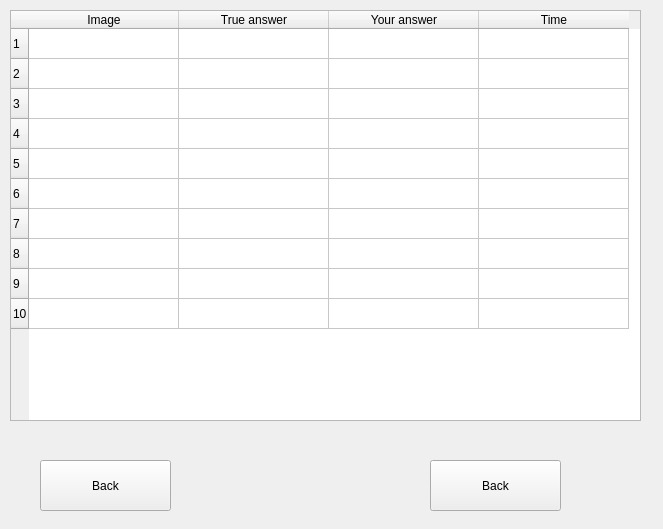
Old version of the form Interface/AfterFirstInterface.ui in the repository MichailKon/EmotionTrainer.
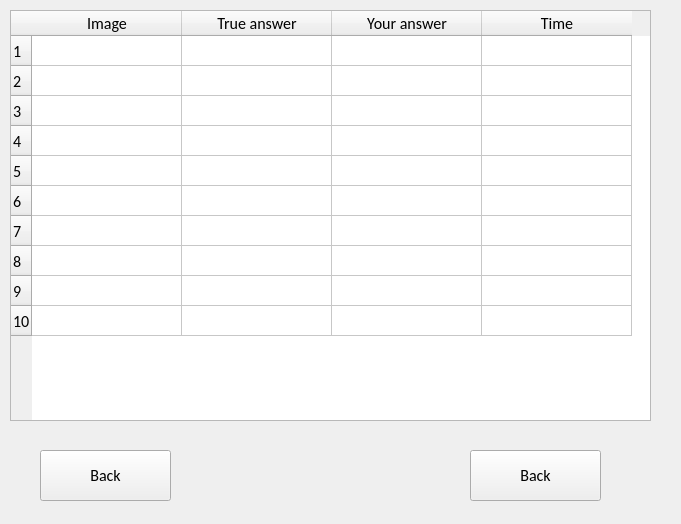
New version of the form.

What changed in the file:
```diff
--- a/Interface/AfterFirstInterface.ui
+++ b/Interface/AfterFirstInterface.ui
@@ -6,8 +6,8 @@
    <rect>
     <x>0</x>
     <y>0</y>
-    <width>663</width>
-    <height>529</height>
+    <width>681</width>
+    <height>524</height>
    </rect>
   </property>
   <property name="windowTitle">
@@ -18,10 +18,16 @@
     <rect>
      <x>10</x>
      <y>10</y>
-     <width>631</width>
+     <width>641</width>
      <height>411</height>
     </rect>
    </property>
+   <property name="font">
+    <font>
+     <family>Calibri</family>
+     <pointsize>12</pointsize>
+    </font>
+   </property>
    <property name="rowCount">
     <number>10</number>
    </property>
@@ -75,11 +81,17 @@
    <property name="geometry">
     <rect>
      <x>40</x>
-     <y>460</y>
+     <y>450</y>
      <width>131</width>
      <height>51</height>
     </rect>
    </property>
+   <property name="font">
+    <font>
+     <family>Calibri</family>
+     <pointsize>12</pointsize>
+    </font>
+   </property>
    <property name="text">
     <string>Back</string>
    </property>
@@ -87,12 +99,18 @@
   <widget class="QPushButton" name="ToAfterFirst">
    <property name="geometry">
     <rect>
-     <x>430</x>
-     <y>460</y>
+     <x>470</x>
+     <y>450</y>
      <width>131</width>
      <height>51</height>
     </rect>
    </property>
+   <property name="font">
+    <font>
+     <family>Calibri</family>
+     <pointsize>12</pointsize>
+    </font>
+   </property>
    <property name="text">
     <string>Back</string>
    </property>
@@ -100,8 +118,8 @@
   <widget class="QLabel" name="Image">
    <property name="geometry">
     <rect>
-     <x>20</x>
-     <y>30</y>
+     <x>130</x>
+     <y>40</y>
      <width>400</width>
      <height>350</height>
     </rect>
```
